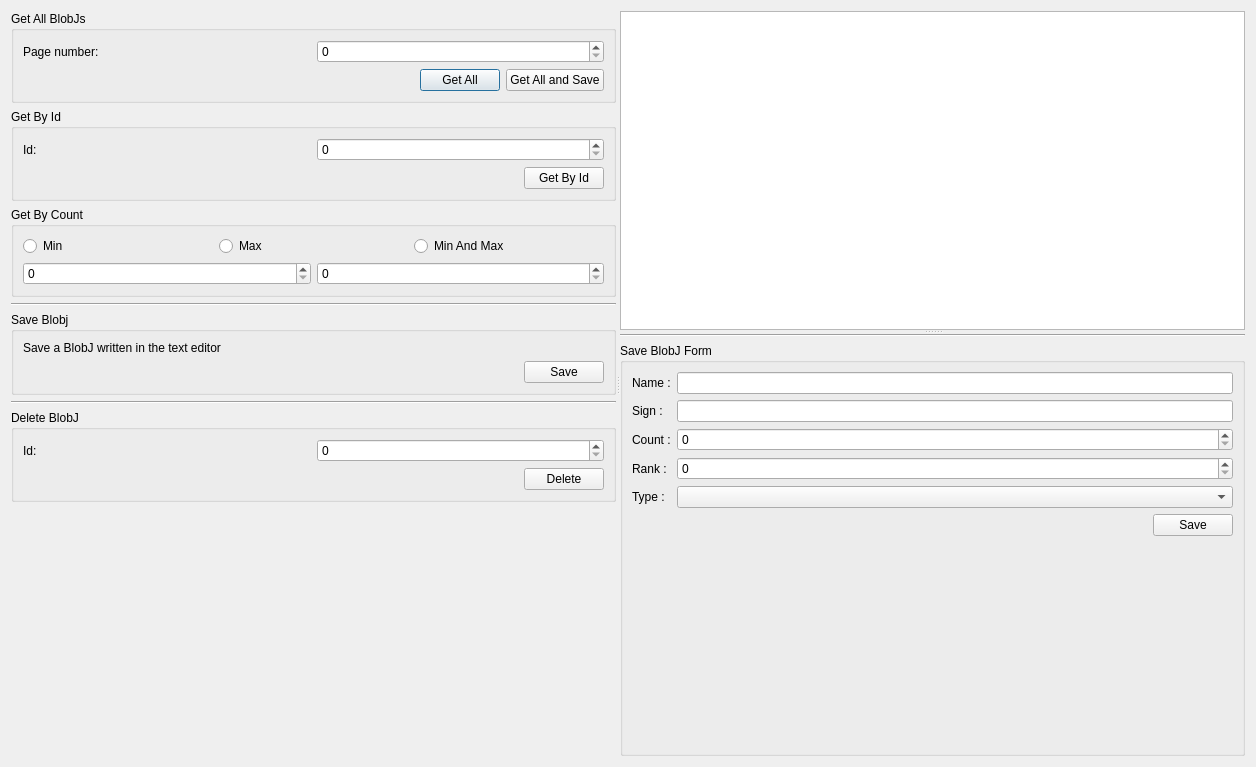
The window that dialog.ui (AyNeumann/DraftQtProject) describes before a commit, drawn with Qt 5.
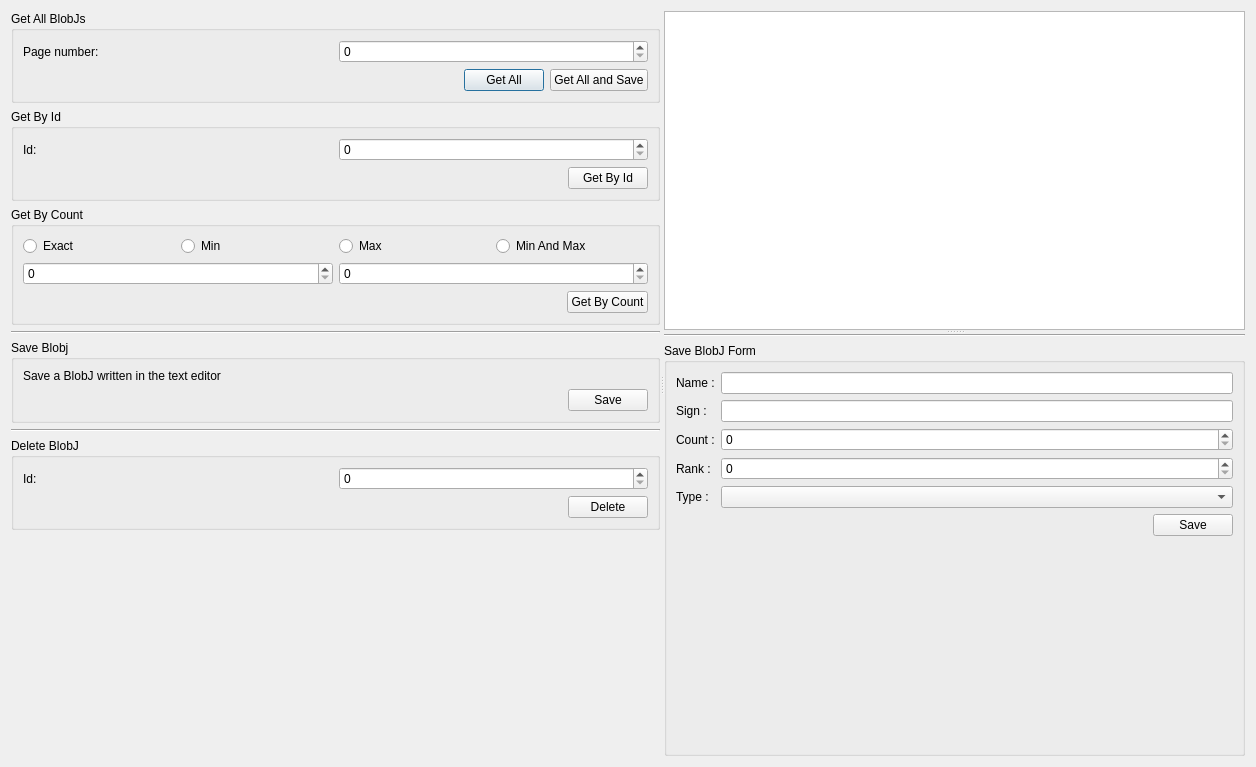
The same window after the commit.

Commit message: ADD GET BY COUNT BUTTONS

```diff
--- a/dialog.ui
+++ b/dialog.ui
@@ -179,7 +179,17 @@
           <item>
            <layout class="QHBoxLayout" name="horizontalLayout_5">
             <item>
-             <widget class="QRadioButton" name="radioButton">
+             <widget class="QRadioButton" name="rB_ExactCount">
+              <property name="text">
+               <string>Exact</string>
+              </property>
+              <property name="autoExclusive">
+               <bool>true</bool>
+              </property>
+             </widget>
+            </item>
+            <item>
+             <widget class="QRadioButton" name="rB_MinCount">
               <property name="text">
                <string>Min</string>
               </property>
@@ -207,7 +217,31 @@
              <widget class="QSpinBox" name="spinBox"/>
             </item>
             <item>
-             <widget class="QSpinBox" name="spinBox_2"/>
+             <widget class="QSpinBox" name="sB_BlobJCount2"/>
+            </item>
+           </layout>
+          </item>
+          <item>
+           <layout class="QHBoxLayout" name="horizontalLayout_12">
+            <item>
+             <spacer name="horizontalSpacer_6">
+              <property name="orientation">
+               <enum>Qt::Horizontal</enum>
+              </property>
+              <property name="sizeHint" stdset="0">
+               <size>
+                <width>40</width>
+                <height>20</height>
+               </size>
+              </property>
+             </spacer>
+            </item>
+            <item>
+             <widget class="QPushButton" name="pB_GetByCount">
+              <property name="text">
+               <string>Get By Count</string>
+              </property>
+             </widget>
             </item>
            </layout>
           </item>
```
Left out of the diff: 6 changed lines with no effect on the pictures. The commit also changes 2 other files.
